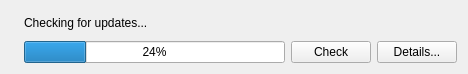
First picture: the form in src-qt4/pc-updatecenter/indicatorwidget.ui, repository trueos/pcbsd, before the edit.
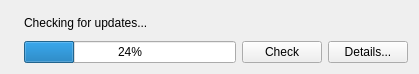
Second picture: the form after the edit. Icons and pictures are not drawn.

```diff
--- a/src-qt4/pc-updatecenter/indicatorwidget.ui
+++ b/src-qt4/pc-updatecenter/indicatorwidget.ui
@@ -6,14 +6,14 @@
    <rect>
     <x>0</x>
     <y>0</y>
-    <width>468</width>
+    <width>419</width>
     <height>74</height>
    </rect>
   </property>
   <property name="windowTitle">
    <string>Form</string>
   </property>
-  <layout class="QHBoxLayout" name="horizontalLayout">
+  <layout class="QHBoxLayout" name="horizontalLayout_2">
    <item>
     <widget class="QLabel" name="label_3">
      <property name="text">
@@ -25,7 +25,9 @@
     </widget>
    </item>
    <item>
-    <layout class="QVBoxLayout" name="verticalLayout_4">
+    <layout class="QVBoxLayout" name="verticalLayout">
+     <item>
+      <layout class="QHBoxLayout" name="horizontalLayout">
      <item>
       <widget class="QLabel" name="msgLabel">
        <property name="text">
@@ -34,6 +36,21 @@
       </widget>
      </item>
      <item>
+        <spacer name="horizontalSpacer">
+         <property name="orientation">
+          <enum>Qt::Horizontal</enum>
+         </property>
+         <property name="sizeHint" stdset="0">
+          <size>
+           <width>40</width>
+           <height>20</height>
+          </size>
+         </property>
+        </spacer>
+       </item>
+      </layout>
+     </item>
+     <item>
       <layout class="QHBoxLayout" name="horizontalLayout_3">
        <item>
         <widget class="QProgressBar" name="progress">
```
Left out of the diff: 4 changed lines with no effect on the pictures. Lines whose indentation alone changed are shown as unchanged.
